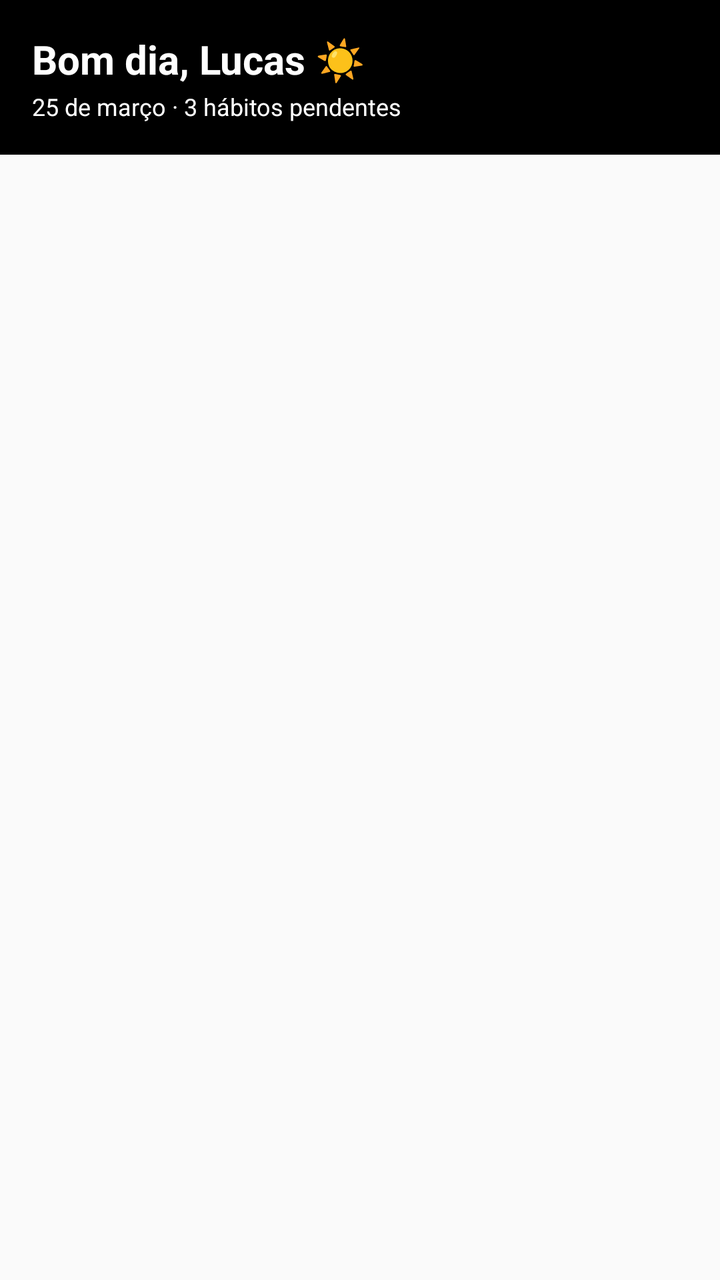
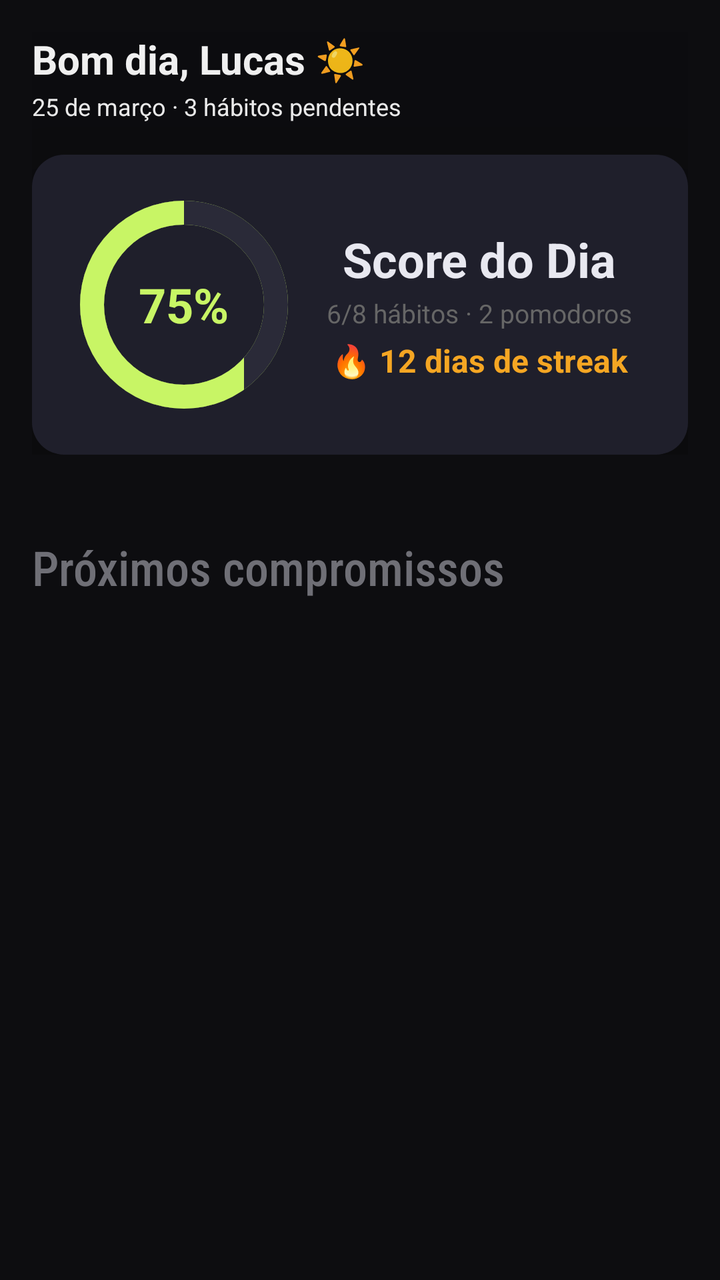

Compare the two renders of this Android layout. The source of the first and the diff that turns it into the second are given below.
<!-- AndroidManifest.xml: application theme Theme.KairosFlowApp -->
<!-- res/layout/fragment_dashboard.xml -->
<?xml version="1.0" encoding="utf-8"?>
<androidx.coordinatorlayout.widget.CoordinatorLayout xmlns:android="http://schemas.android.com/apk/res/android"
    xmlns:tools="http://schemas.android.com/tools"
    android:layout_width="match_parent"
    android:layout_height="match_parent"
    xmlns:app="http://schemas.android.com/apk/res-auto"
    tools:context=".Ui.dashboard.DashboardFragment">


    <com.google.android.material.appbar.AppBarLayout
        android:layout_width="match_parent"
        android:layout_height="wrap_content"
        android:background="@color/black"
        app:elevation="0dp">

        <LinearLayout
            android:layout_width="match_parent"
            android:layout_height="wrap_content"
            android:orientation="vertical"
            android:padding="16dp"
            app:layout_scrollFlags="scroll|enterAlways">

            <TextView
                android:id="@+id/tvSaudacao"
                android:layout_width="wrap_content"
                android:layout_height="wrap_content"
                android:text="Bom dia, Lucas ☀"
                android:textSize="20sp"
                android:textStyle="bold"
                android:textColor="@color/white"/>

            <TextView
                android:id="@+id/tvSubtitulo"
                android:layout_width="wrap_content"
                android:layout_height="wrap_content"
                android:text="25 de março · 3 hábitos pendentes"
                android:textSize="12sp"
                android:textColor="@color/white"
                android:layout_marginTop="2dp"/>

        </LinearLayout>

    </com.google.android.material.appbar.AppBarLayout>

    <androidx.core.widget.NestedScrollView
    android:layout_width="match_parent"
    android:layout_height="match_parent"
    app:layout_behavior="@string/appbar_scrolling_view_behavior">

        <LinearLayout
        android:layout_width="match_parent"
        android:layout_height="wrap_content"
        android:orientation="vertical"
        android:padding="16dp">


        </LinearLayout>

    </androidx.core.widget.NestedScrollView>

</androidx.coordinatorlayout.widget.CoordinatorLayout>
<!-- resources referenced by this layout -->
<resources>
  <color name="black">#FF000000</color>
  <color name="white">#FFFFFFFF</color>
  <style name="Theme.KairosFlowApp" parent="Base.Theme.KairosFlowApp" />
  <style name="Base.Theme.KairosFlowApp" parent="Theme.AppCompat.DayNight.NoActionBar">
  
      </style>
</resources>

<!-- the commit's change to res/layout/fragment_dashboard.xml (unified diff, before → after) -->
@@ -1,16 +1,19 @@
 <?xml version="1.0" encoding="utf-8"?>
-<androidx.coordinatorlayout.widget.CoordinatorLayout xmlns:android="http://schemas.android.com/apk/res/android"
+<LinearLayout xmlns:android="http://schemas.android.com/apk/res/android"
     xmlns:tools="http://schemas.android.com/tools"
     android:layout_width="match_parent"
     android:layout_height="match_parent"
+    android:orientation="vertical"
+    android:background="@color/background"
     xmlns:app="http://schemas.android.com/apk/res-auto"
     tools:context=".Ui.dashboard.DashboardFragment">
 
 
     <com.google.android.material.appbar.AppBarLayout
+        android:id="@+id/appbarLayout"
         android:layout_width="match_parent"
         android:layout_height="wrap_content"
-        android:background="@color/black"
+        android:background="@color/background"
         app:elevation="0dp">
 
         <LinearLayout
@@ -38,24 +41,131 @@
                 android:textColor="@color/white"
                 android:layout_marginTop="2dp"/>
 
+
+            <LinearLayout
+                android:layout_width="match_parent"
+                android:layout_height="150dp"
+                android:layout_marginTop="16dp"
+                android:background="@drawable/background_card"
+                android:elevation="90dp"
+                android:orientation="horizontal">
+
+                <FrameLayout
+                    android:layout_width="wrap_content"
+                    android:layout_height="wrap_content"
+                    android:layout_marginStart="16dp"
+                    android:layout_gravity="center_vertical">
+
+                <ProgressBar
+                    android:id="@+id/progressBar"
+                    android:layout_width="120dp"
+                    android:layout_height="120dp"
+                    android:indeterminate="false"
+                    android:layout_gravity="center_vertical"
+                    android:progressDrawable="@drawable/progress_circular"
+                    style="?android:attr/progressBarStyleHorizontal"
+                    android:max="100"
+                    android:progress="100"
+                    app:layout_constraintBottom_toBottomOf="parent"
+                    app:layout_constraintStart_toStartOf="parent"
+                    app:layout_constraintTop_toTopOf="parent"/>
+
+
+                <ProgressBar
+                        android:id="@+id/progressBarScore"
+                        android:layout_width="120dp"
+                        android:layout_height="120dp"
+                        android:indeterminate="false"
+                        android:layout_gravity="center_vertical"
+                        android:progressDrawable="@drawable/progress_circular"
+                        style="?android:attr/progressBarStyleHorizontal"
+                        android:max="100"
+                        android:progress="75"
+                        app:layout_constraintBottom_toBottomOf="parent"
+                        app:layout_constraintStart_toStartOf="parent"
+                        app:layout_constraintTop_toTopOf="parent"/>
+
+                    <TextView
+                        android:id="@+id/tvPorcentagem"
+                        android:layout_width="wrap_content"
+                        android:layout_height="wrap_content"
+                        android:layout_gravity="center"
+                        android:text="75%"
+                        android:textSize="24sp"
+                        android:textStyle="bold"
+                        android:textColor="#c8f565"/>
+
+
+                </FrameLayout>
+
+
+
+                <LinearLayout
+                    android:layout_width="0dp"
+                    android:layout_height="wrap_content"
+                    android:layout_weight="1"
+                    android:layout_gravity="center_vertical"
+                    android:gravity="center"
+                    android:layout_marginEnd="16dp"
+                    android:orientation="vertical">
+
+
+
+                    <TextView
+                        android:layout_width="wrap_content"
+                        android:layout_height="wrap_content"
+                        android:text="Score do Dia"
+                        android:textSize="24sp"
+                        android:textStyle="bold"
+                        android:textColor="#e8e8f0"/>
+
+                    <TextView
+                        android:id="@+id/tvDetalhes"
+                        android:layout_width="wrap_content"
+                        android:layout_height="wrap_content"
+                        android:text="6/8 hábitos · 2 pomodoros"
+                        android:textSize="13sp"
+                        android:textColor="#666"
+                        android:layout_marginTop="2dp"/>
+
+                    <TextView
+                        android:id="@+id/tvStreak"
+                        android:layout_width="wrap_content"
+                        android:layout_height="wrap_content"
+                        android:text="🔥 12 dias de streak"
+                        android:textSize="16sp"
+                        android:textColor="#f5a623"
+                        android:textStyle="bold"
+                        android:layout_marginTop="4dp"/>
+                </LinearLayout>
+
+            </LinearLayout>
         </LinearLayout>
 
     </com.google.android.material.appbar.AppBarLayout>
 
-    <androidx.core.widget.NestedScrollView
-    android:layout_width="match_parent"
-    android:layout_height="match_parent"
-    app:layout_behavior="@string/appbar_scrolling_view_behavior">
-
-        <LinearLayout
-        android:layout_width="match_parent"
+    <TextView
+        android:layout_width="wrap_content"
         android:layout_height="wrap_content"
-        android:orientation="vertical"
-        android:padding="16dp">
+        android:text="Próximos compromissos"
+        android:textSize="24sp"
+        android:layout_marginStart="16dp"
+        android:layout_marginTop="24dp"
+        android:fontFamily="sans-serif-condensed-medium"
+        android:textColor="#6F6F76"/>
 
 
-        </LinearLayout>
 
-    </androidx.core.widget.NestedScrollView>
+        <androidx.recyclerview.widget.RecyclerView
+            android:layout_width="match_parent"
+            android:orientation="vertical"
+            app:layoutManager="androidx.recyclerview.widget.LinearLayoutManager"
+            tools:listitem="compromisso"
+            android:layout_height="240dp">
 
-</androidx.coordinatorlayout.widget.CoordinatorLayout>
+
+        </androidx.recyclerview.widget.RecyclerView>
+
+
+
+</LinearLayout>
<!-- resource entries referenced after the edit -->
@@ -1,7 +1,41 @@
 <!-- resources referenced by this layout -->
 <resources>
-  <color name="black">#FF000000</color>
+  <color name="background">#0D0D10</color>
   <color name="white">#FFFFFFFF</color>
+  <!-- drawable background_card (drawable) -->
+  <?xml version="1.0" encoding="utf-8"?>
+  <shape xmlns:android="http://schemas.android.com/apk/res/android"
+      android:shape="rectangle">
+  
+      <corners android:radius="16dp"/>
+  
+      <solid android:color="#1F1F2B"/>
+  
+  
+  </shape>
+  <!-- drawable progress_circular (drawable) -->
+  <?xml version="1.0" encoding="utf-8"?>
+  <layer-list xmlns:android="http://schemas.android.com/apk/res/android">
+      
+      <item android:id="@android:id/background">
+          <shape android:shape="ring"
+              android:thicknessRatio="10"
+              android:useLevel="false">
+              <solid android:color="#2a2a38"/>
+          </shape>
+      </item>
+  
+      
+      <item android:id="@android:id/progress">
+          <clip>
+              <shape android:shape="ring"
+                  android:thicknessRatio="10"
+                  android:useLevel="true">
+                  <solid android:color="#c8f565"/>
+              </shape>
+          </clip>
+      </item>
+  </layer-list>
   <style name="Theme.KairosFlowApp" parent="Base.Theme.KairosFlowApp" />
   <style name="Base.Theme.KairosFlowApp" parent="Theme.AppCompat.DayNight.NoActionBar">
   
